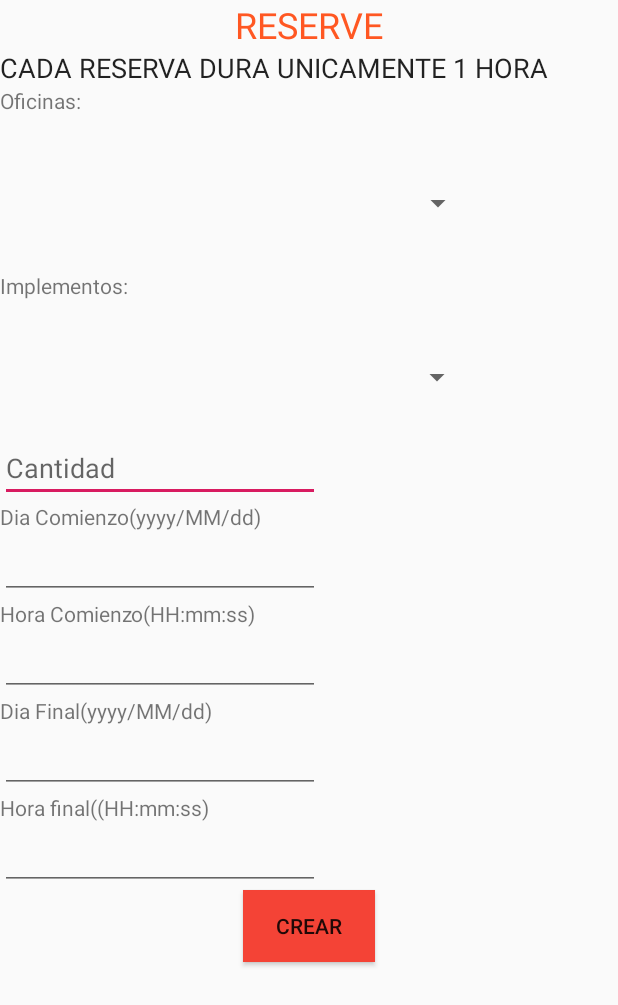
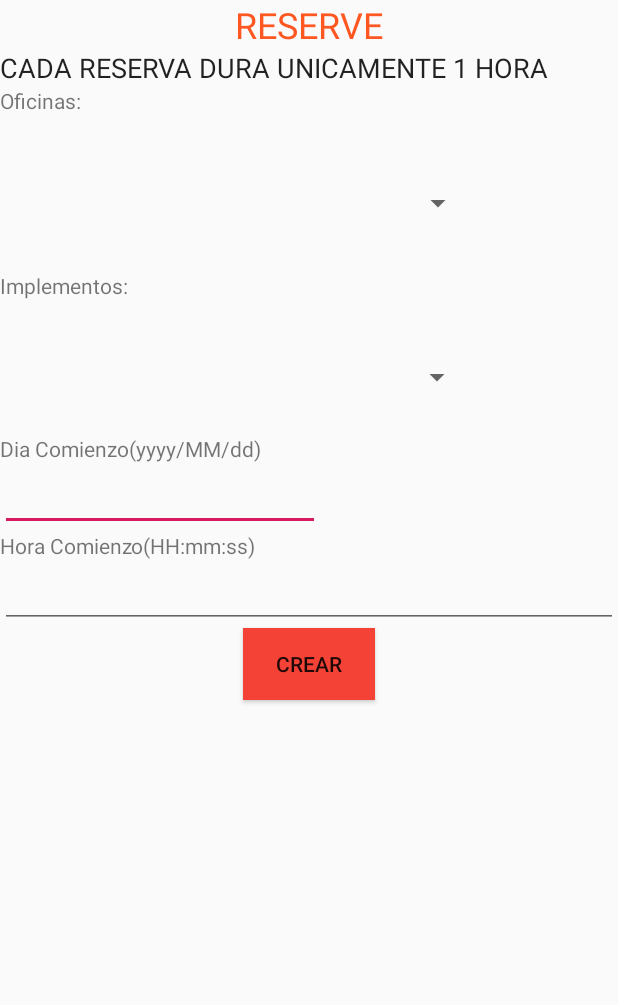
Before and after one commit to team-sUNset/se1_project_B, an Android app: the layout fragment_reserve.xml on its own in the app's theme, with its tools: preview values and no code run, on a phone screen of 412 x 824 dp. Shown: the top 1005 px of the screen. Run offline under Robolectric (Android 15) with nearby library versions, the phone set to English and light mode, and no system bars.

Commit message:
Reserve Equipment Funcionality

```diff
--- a/code/MyApplication/app/src/main/java/co/edu/unal/se1_app/presentation/MainActivity.java
+++ b/code/MyApplication/app/src/main/java/co/edu/unal/se1_app/presentation/MainActivity.java
@@ -60,7 +60,7 @@ public class MainActivity extends AppCompatActivity {
                             public void onError(@NonNull Throwable throwable) {
                                 Toast toast1 =
                                         Toast.makeText(getApplicationContext(),
-                                                "Error: Usurio o contraseña incorrecta" , Toast.LENGTH_SHORT);
+                                                "Error: Usuario o contraseña incorrecta" , Toast.LENGTH_SHORT);
                                 toast1.show();
                             }
 
--- a/code/MyApplication/app/src/main/java/co/edu/unal/se1_app/presentation/ui/delete/deleteOfficeFragment.java
+++ b/code/MyApplication/app/src/main/java/co/edu/unal/se1_app/presentation/ui/delete/deleteOfficeFragment.java
@@ -11,6 +11,7 @@ import androidx.annotation.NonNull;
 import androidx.fragment.app.Fragment;
 
 import co.edu.unal.se1_app.R;
+import co.edu.unal.se1_app.businessLogic.controller.OfficeController;
 
 public class deleteOfficeFragment extends Fragment {
 
@@ -26,7 +27,10 @@ public class deleteOfficeFragment extends Fragment {
                 {
                     public void onClick(View view)
                     {
-                        String office= idOffice.getText().toString();
+                        Long  office= Long.parseLong(idOffice.getText().toString());
+
+                        OfficeController officeController= new OfficeController();
+                        officeController.deleteOffice(office);
                         System.out.println(office);
 
                     }
--- a/code/MyApplication/app/src/main/res/layout/fragment_reserve.xml
+++ b/code/MyApplication/app/src/main/res/layout/fragment_reserve.xml
@@ -86,20 +86,6 @@
         app:layout_constraintTop_toTopOf="parent"
         app:layout_constraintVertical_bias="0.237" />
 
-    <EditText
-        android:id="@+id/quantity"
-        android:layout_width="wrap_content"
-        android:layout_height="wrap_content"
-        android:ems="10"
-        android:hint="Cantidad"
-        android:inputType="number"
-        app:layout_constraintBottom_toBottomOf="parent"
-        app:layout_constraintEnd_toEndOf="parent"
-        app:layout_constraintHorizontal_bias="0.166"
-        app:layout_constraintStart_toStartOf="parent"
-        app:layout_constraintTop_toTopOf="parent"
-        app:layout_constraintVertical_bias="0.553" />
-
     <TextView
         android:layout_width="match_parent"
         android:layout_height="wrap_content"
@@ -128,55 +114,10 @@
 
     <EditText
         android:id="@+id/timeStart"
-        android:layout_width="wrap_content"
+        android:layout_width="match_parent"
         android:layout_height="wrap_content"
         android:ems="10"
-        android:inputType="date"
-        app:layout_constraintBottom_toBottomOf="parent"
-        app:layout_constraintEnd_toEndOf="parent"
-        app:layout_constraintHorizontal_bias="0.212"
-        app:layout_constraintStart_toStartOf="parent"
-        app:layout_constraintTop_toTopOf="parent"
-        app:layout_constraintVertical_bias="0.851" />
-
-    <TextView
-        android:id="@+id/textView11"
-        android:layout_width="match_parent"
-        android:layout_height="wrap_content"
-
-        android:text="Dia Final(yyyy/MM/dd)" />
-
-    <EditText
-        android:id="@+id/dayEnd"
-        android:layout_width="wrap_content"
-        android:layout_height="wrap_content"
-        android:ems="10"
-        android:inputType="time"
-        app:layout_constraintBottom_toBottomOf="parent"
-        app:layout_constraintEnd_toEndOf="parent"
-        app:layout_constraintHorizontal_bias="0.166"
-        app:layout_constraintStart_toStartOf="parent"
-        app:layout_constraintTop_toTopOf="parent"
-        app:layout_constraintVertical_bias="0.756" />
-
-    <TextView
-        android:id="@+id/textView12"
-        android:layout_width="match_parent"
-        android:layout_height="wrap_content"
-        android:text="Hora final((HH:mm:ss)" />
-
-    <EditText
-        android:id="@+id/timeEnd"
-        android:layout_width="wrap_content"
-        android:layout_height="wrap_content"
-        android:ems="10"
-        android:inputType="time"
-        app:layout_constraintBottom_toBottomOf="parent"
-        app:layout_constraintEnd_toEndOf="parent"
-        app:layout_constraintHorizontal_bias="0.166"
-        app:layout_constraintStart_toStartOf="parent"
-        app:layout_constraintTop_toTopOf="parent"
-        app:layout_constraintVertical_bias="0.944" />
+        android:inputType="time" />
 
     <Button
         android:id="@+id/reservar"
```
Also changed, not shown: code/MyApplication/app/src/main/java/co/edu/unal/se1_app/businessLogic/controller/ReserveController.java (+36 -17 lines), code/MyApplication/app/src/main/java/co/edu/unal/se1_app/dataAccess/callback/IntegerCallback.java (added, +11 -0 lines), code/MyApplication/app/src/main/java/co/edu/unal/se1_app/presentation/ui/delete/deleteSpaceFragment.java (+5 -2 lines), code/MyApplication/app/src/main/java/co/edu/unal/se1_app/presentation/ui/delete/deleteUserFragment.java (+5 -2 lines), code/MyApplication/app/src/main/java/co/edu/unal/se1_app/presentation/ui/reserve/reserveFragment.java (+74 -48 lines).
